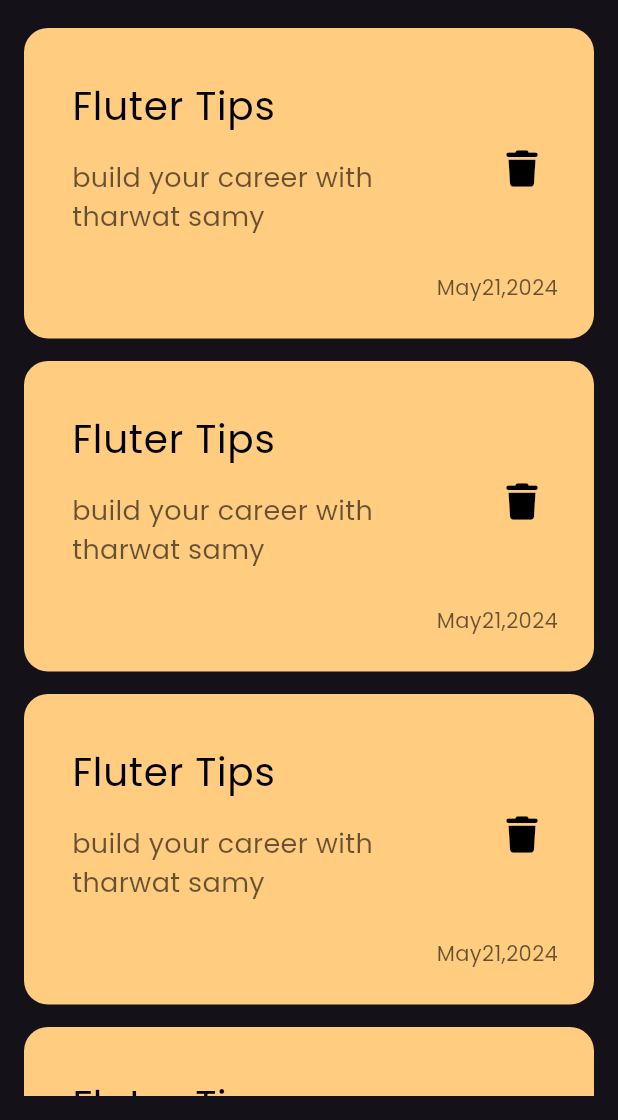
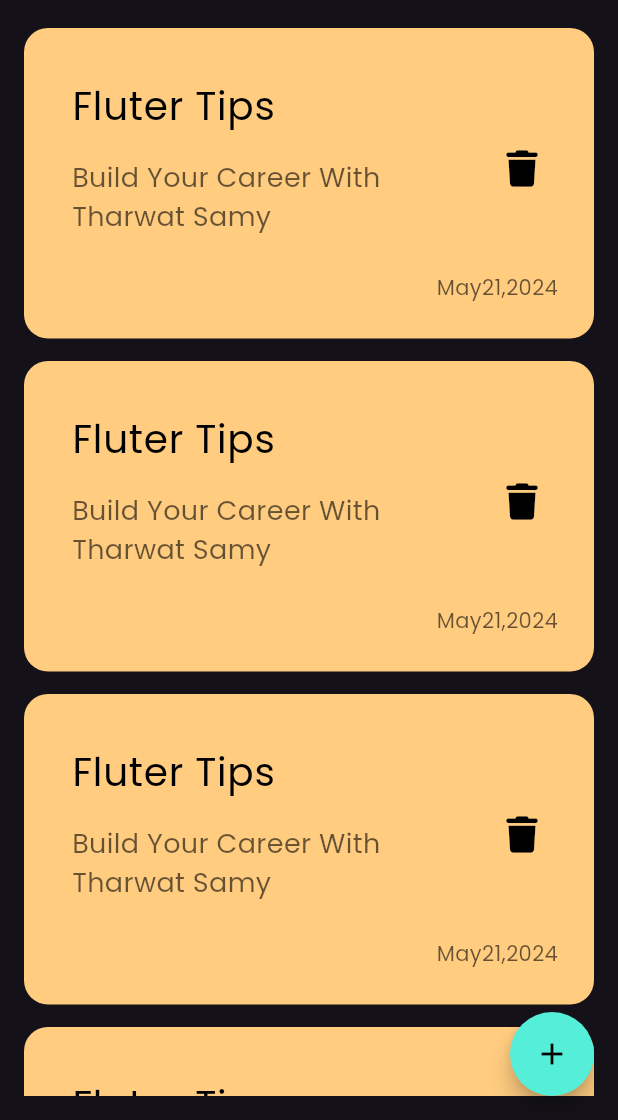
Before and after one commit to Hamza8008/notes_app, a Flutter app: the screen it shows after launch, on a phone screen of 412 x 824 dp, the part 116-1236 px from its top. Run offline on Flutter 3.47's test engine with Material 3 defaults, Android fonts, the phone set to English and light mode, and no system bars; our stand-ins replace font_awesome_flutter.

Commit message:
Add Floating acthion bottom

```diff
--- a/lib/Views/Notes_View.dart
+++ b/lib/Views/Notes_View.dart
@@ -7,6 +7,15 @@ class NotesView extends StatelessWidget {
   @override
   Widget build(BuildContext context) {
     return Scaffold(
+      floatingActionButton: FloatingActionButton(
+        backgroundColor: Color(0xff55EED9),
+        onPressed: () {},
+        child: Icon(
+          Icons.add,
+          color: Colors.black,
+        ),
+        shape: CircleBorder(),
+      ),
       body: NotesViewBody(),
     );
   }
--- a/lib/Widgets/custom_note_item.dart
+++ b/lib/Widgets/custom_note_item.dart
@@ -23,7 +23,7 @@ class NoteItem extends StatelessWidget {
             subtitle: Padding(
               padding: const EdgeInsets.only(top: 16, bottom: 16),
               child: Text(
-                'build your career with tharwat samy',
+                'Build Your Career With Tharwat Samy',
                 style: TextStyle(
                   fontSize: 18,
                   color: Colors.black.withOpacity(.6),
```
